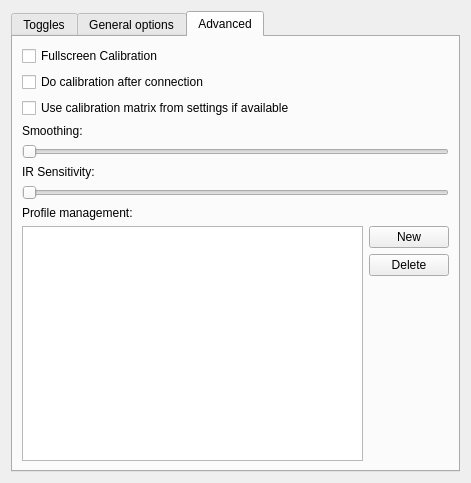
The window that stuff/configuration.ui (pnegre/python-whiteboard) describes before a commit, drawn with Qt 5.
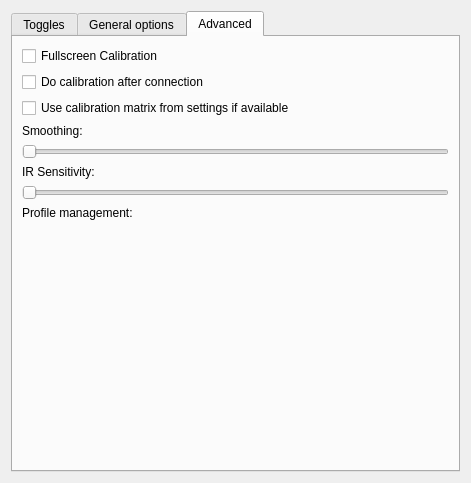
The same window after the commit. The open tabs and pages were chosen to show the change.

Commit message: Added profile selection. Very basic, though!

What changed in the file:
```diff
--- a/stuff/configuration.ui
+++ b/stuff/configuration.ui
@@ -316,25 +316,8 @@
          </item>
          <item>
           <layout class="QHBoxLayout" name="horizontalLayout_2">
-           <item>
-            <widget class="QListWidget" name="list_profiles"/>
-           </item>
            <item>
             <layout class="QVBoxLayout" name="verticalLayout_5">
-             <item>
-              <widget class="QPushButton" name="pushButton">
-               <property name="text">
-                <string>New</string>
-               </property>
-              </widget>
-             </item>
-             <item>
-              <widget class="QPushButton" name="pushButton_2">
-               <property name="text">
-                <string>Delete</string>
-               </property>
-              </widget>
-             </item>
              <item>
               <spacer name="verticalSpacer">
                <property name="orientation">
```
Left out of the diff: 2 changed lines with no effect on the pictures. The commit also changes 3 other files.
